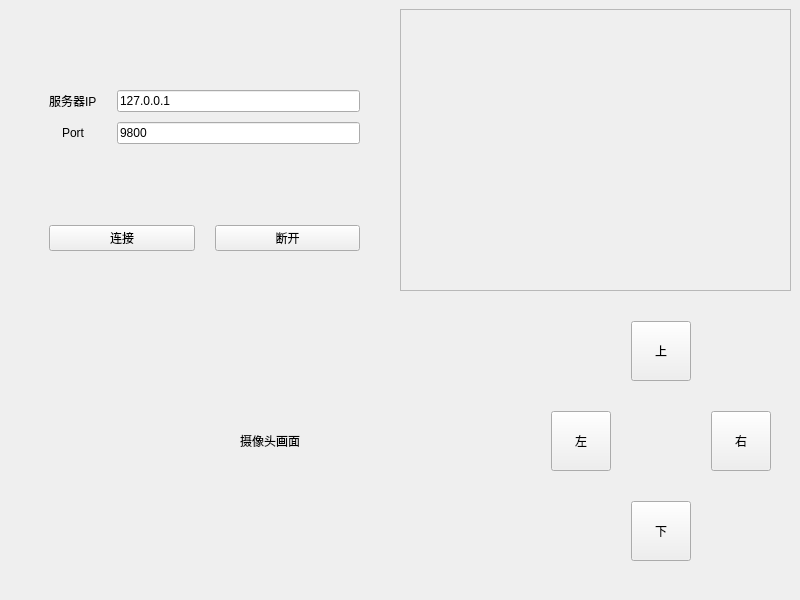
Old version of the form clientWindow.ui in the repository XienX/CameraClient.
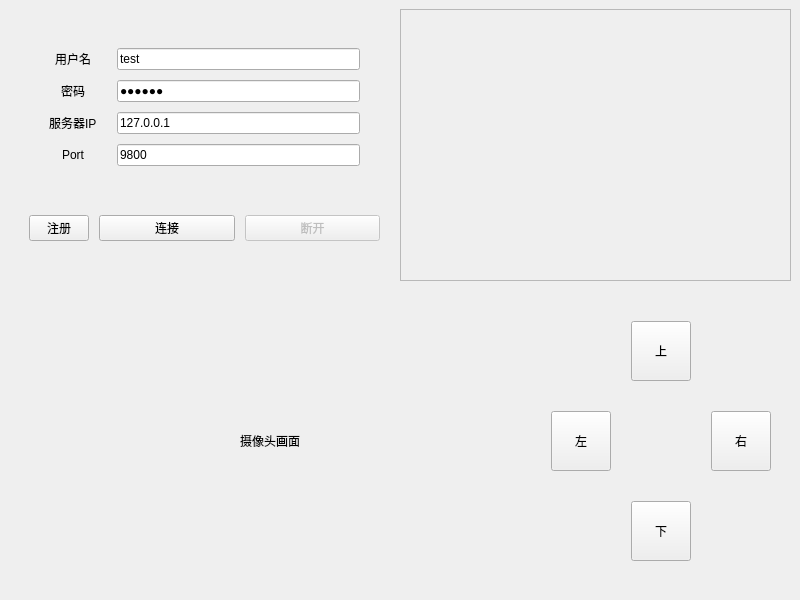
New version of the form.

The edit to the form file:
```diff
--- a/clientWindow.ui
+++ b/clientWindow.ui
@@ -71,7 +71,7 @@
          <number>0</number>
         </property>
         <property name="bottomMargin">
-         <number>0</number>
+         <number>10</number>
         </property>
         <item>
          <layout class="QVBoxLayout" name="verticalLayout_2" stretch="5,3">
@@ -116,56 +116,103 @@
             <property name="bottomMargin">
              <number>0</number>
             </property>
-            <item row="0" column="0">
+            <item row="2" column="0">
              <widget class="QLabel" name="IP">
               <property name="text">
                <string>服务器IP</string>
               </property>
              </widget>
             </item>
-            <item row="0" column="1">
+            <item row="2" column="1">
              <widget class="QLineEdit" name="ipInput">
               <property name="text">
                <string>127.0.0.1</string>
               </property>
              </widget>
             </item>
-            <item row="1" column="0">
+            <item row="3" column="0">
              <widget class="QLabel" name="PORT">
               <property name="text">
                <string>Port</string>
               </property>
              </widget>
             </item>
-            <item row="1" column="1">
+            <item row="3" column="1">
              <widget class="QLineEdit" name="portInput">
               <property name="text">
                <string>9800</string>
               </property>
              </widget>
             </item>
+            <item row="0" column="0">
+             <widget class="QLabel" name="USERNAME">
+              <property name="text">
+               <string>用户名</string>
+              </property>
+             </widget>
+            </item>
+            <item row="0" column="1">
+             <widget class="QLineEdit" name="userNameInput">
+              <property name="text">
+               <string>test</string>
+              </property>
+             </widget>
+            </item>
+            <item row="1" column="0">
+             <widget class="QLabel" name="PASSWORD">
+              <property name="text">
+               <string>密码</string>
+              </property>
+             </widget>
+            </item>
+            <item row="1" column="1">
+             <widget class="QLineEdit" name="passwordInput">
+              <property name="contextMenuPolicy">
+               <enum>Qt::NoContextMenu</enum>
+              </property>
+              <property name="text">
+               <string>123456</string>
+              </property>
+              <property name="echoMode">
+               <enum>QLineEdit::Password</enum>
+              </property>
+             </widget>
+            </item>
            </layout>
           </item>
           <item>
-           <layout class="QHBoxLayout" name="horizontalLayout_3" stretch="1,1">
+           <layout class="QHBoxLayout" name="horizontalLayout_3" stretch="0,0,0">
             <property name="spacing">
-             <number>20</number>
+             <number>10</number>
             </property>
             <property name="sizeConstraint">
              <enum>QLayout::SetDefaultConstraint</enum>
             </property>
             <property name="leftMargin">
-             <number>40</number>
+             <number>20</number>
             </property>
             <property name="topMargin">
-             <number>0</number>
+             <number>10</number>
             </property>
             <property name="rightMargin">
-             <number>40</number>
+             <number>20</number>
             </property>
             <property name="bottomMargin">
              <number>40</number>
             </property>
+            <item>
+             <widget class="QPushButton" name="registerButton">
+              <property name="maximumSize">
+               <size>
+                <width>60</width>
+                <height>16777215</height>
+               </size>
+              </property>
+              <property name="text">
+               <string>注册</string>
+              </property>
+             </widget>
+            </item>
             <item>
              <widget class="QPushButton" name="connectButton">
               <property name="enabled">
@@ -193,6 +240,9 @@
             </item>
             <item>
              <widget class="QPushButton" name="closeButton">
+              <property name="enabled">
+               <bool>false</bool>
+              </property>
               <property name="text">
                <string>断开</string>
               </property>
```
